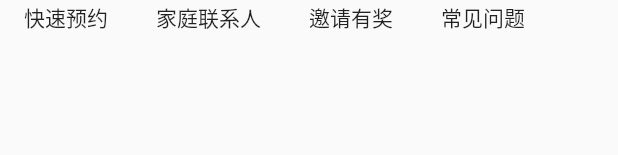
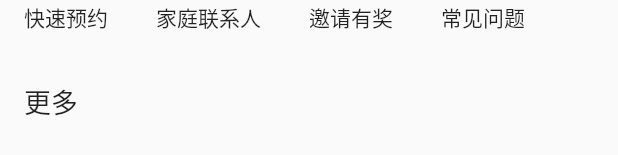
Before and after one commit to Hu-Wentao/health_assistant, a Flutter app: the MyScreen widget shown alone on an empty page, opened directly, on a phone screen of 412 x 824 dp. Shown: the part 499-654 px from the top of the screen. Run offline on Flutter 3.47's test engine with Material 2 defaults, Android fonts, the phone set to English and light mode, and no system bars; our stand-ins replace bloc, dio, equatable, flutter_bloc, flutter_swiper, fluttertoast and 1 more; missing offline and left inert: auto_orientation, groovin_material_icons; accounts and stored records are empty; statements that could not run were skipped.

Commit message:
refactor: 更新app图标

```diff
--- a/lib/page/about_page.dart
+++ b/lib/page/about_page.dart
@@ -62,7 +62,7 @@ class AboutPage extends StatelessWidget {
     return [
       Padding(
         padding: const EdgeInsets.fromLTRB(32, 42, 32, 20),
-        child: Image.asset('assets/images/app_icon.png', height: 100),
+        child: Image.asset('images/app_icon.png', height: 100),
       ),
       RadiusContainer.col(children: <Widget>[
         ListTile(
--- a/lib/screens/my_screen.dart
+++ b/lib/screens/my_screen.dart
@@ -15,6 +15,8 @@ class MyScreen extends StatelessWidget {
         _getUserCard(context),
         _getTitleBar("常用工具"),
         _getToolFlow(context),
+        _getTitleBar("更多"),
+
       ],
     );
   }
```
Also changed, not shown: images/app_icon.png (added), 17 other files.
